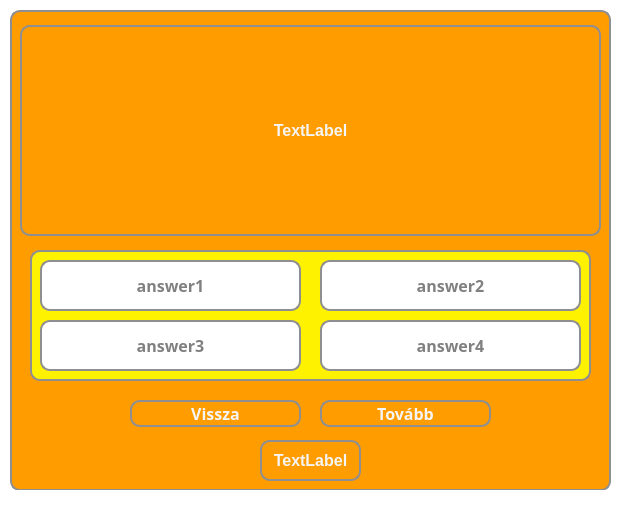
pkristof1999/Szakdolgozat, file src/main/resources/ui/yellow/yellowQuizScreen.ui: the form before one commit.
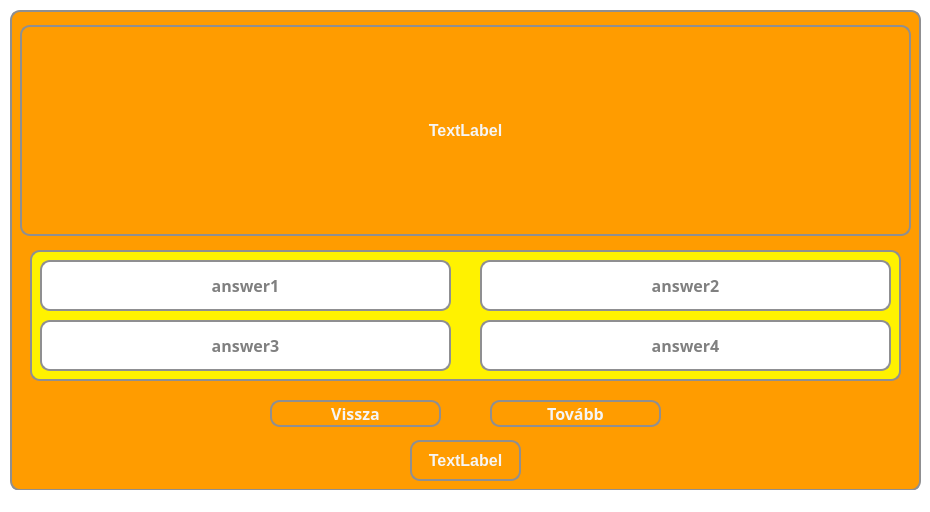
The form after the commit.

```diff
--- a/src/main/resources/ui/yellow/yellowQuizScreen.ui
+++ b/src/main/resources/ui/yellow/yellowQuizScreen.ui
@@ -6,7 +6,7 @@
    <rect>
     <x>0</x>
     <y>0</y>
-    <width>622</width>
+    <width>930</width>
     <height>512</height>
    </rect>
   </property>
@@ -24,7 +24,7 @@
      <rect>
       <x>10</x>
       <y>10</y>
-      <width>601</width>
+      <width>911</width>
       <height>481</height>
      </rect>
     </property>
@@ -43,7 +43,7 @@
       <rect>
        <x>20</x>
        <y>240</y>
-       <width>561</width>
+       <width>871</width>
        <height>131</height>
       </rect>
      </property>
@@ -60,9 +60,9 @@
      <widget class="QPushButton" name="answer2Button">
       <property name="geometry">
        <rect>
-        <x>290</x>
+        <x>450</x>
         <y>10</y>
-        <width>261</width>
+        <width>411</width>
         <height>51</height>
        </rect>
       </property>
@@ -96,7 +96,7 @@
        <rect>
         <x>10</x>
         <y>10</y>
-        <width>261</width>
+        <width>411</width>
         <height>51</height>
        </rect>
       </property>
@@ -130,7 +130,7 @@
        <rect>
         <x>10</x>
         <y>70</y>
-        <width>261</width>
+        <width>411</width>
         <height>51</height>
        </rect>
       </property>
@@ -162,9 +162,9 @@
      <widget class="QPushButton" name="answer4Button">
       <property name="geometry">
        <rect>
-        <x>290</x>
+        <x>450</x>
         <y>70</y>
-        <width>261</width>
+        <width>411</width>
         <height>51</height>
        </rect>
       </property>
@@ -197,7 +197,7 @@
     <widget class="QPushButton" name="backButton">
      <property name="geometry">
       <rect>
-       <x>120</x>
+       <x>260</x>
        <y>390</y>
        <width>171</width>
        <height>27</height>
@@ -228,7 +228,7 @@
     <widget class="QPushButton" name="nextButton">
      <property name="geometry">
       <rect>
-       <x>310</x>
+       <x>480</x>
        <y>390</y>
        <width>171</width>
        <height>27</height>
@@ -261,7 +261,7 @@
       <rect>
        <x>10</x>
        <y>15</y>
-       <width>581</width>
+       <width>891</width>
        <height>211</height>
       </rect>
      </property>
@@ -280,9 +280,9 @@
     <widget class="QLabel" name="timerLabel">
      <property name="geometry">
       <rect>
-       <x>250</x>
+       <x>400</x>
        <y>430</y>
-       <width>101</width>
+       <width>111</width>
        <height>41</height>
       </rect>
      </property>
```
